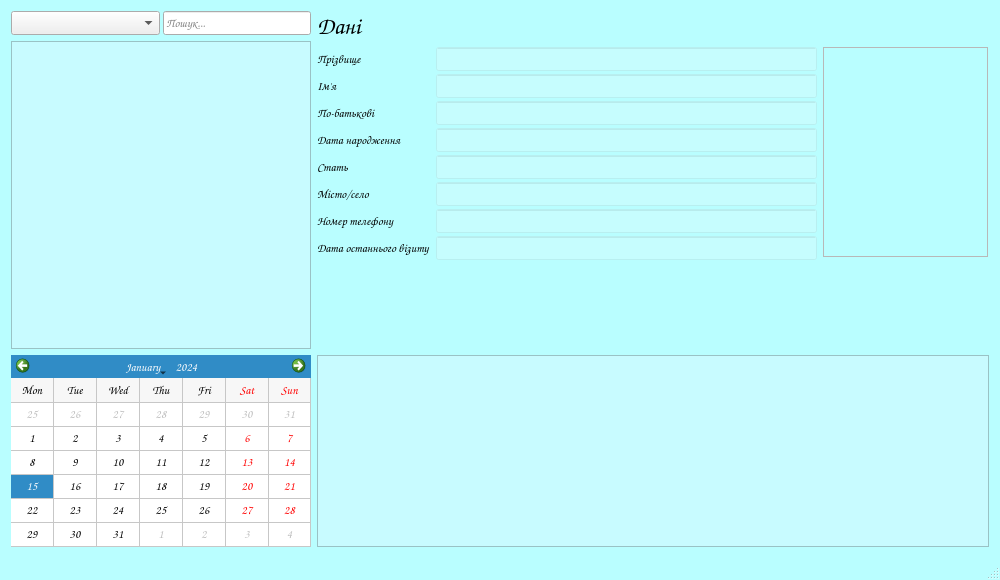
Qt form mainwindow.ui (moz6go/NesterDentalClinic) before a commit.
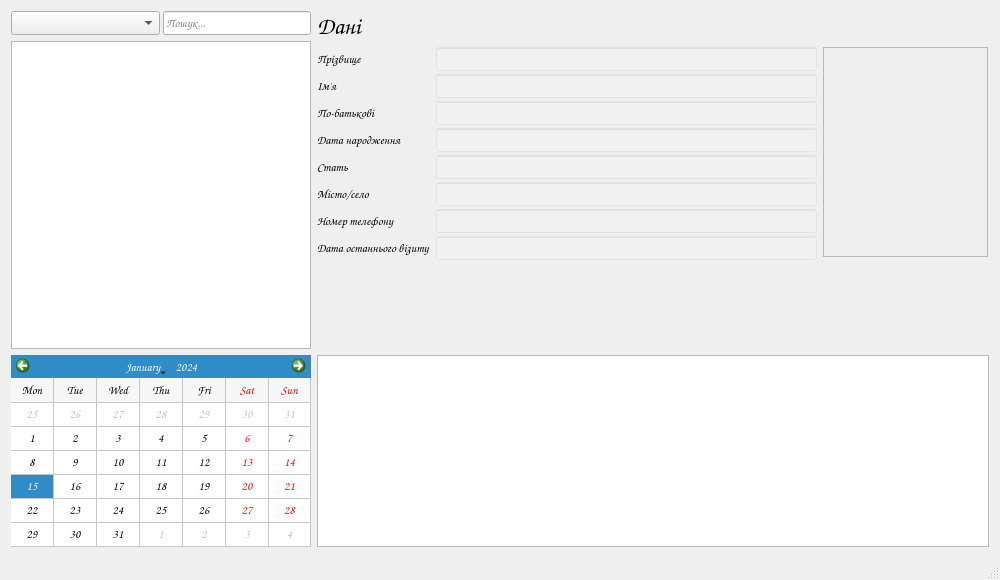
The same form after that commit. Icons and pictures are not drawn.

Diff of the .ui file:
```diff
--- a/mainwindow.ui
+++ b/mainwindow.ui
@@ -32,9 +32,7 @@
    <string/>
   </property>
   <property name="styleSheet">
-   <string notr="true"> QMainWindow {
-     background-color: rgb(185,254,255);
- }</string>
+   <string notr="true"/>
   </property>
   <widget class="QWidget" name="centralWidget">
    <layout class="QGridLayout" name="gridLayout">
@@ -92,6 +90,9 @@
             <property name="placeholderText">
              <string>Пошук...</string>
             </property>
+            <property name="clearButtonEnabled">
+             <bool>true</bool>
+            </property>
            </widget>
           </item>
          </layout>
@@ -122,9 +123,6 @@
             <pointsize>9</pointsize>
            </font>
           </property>
-          <property name="styleSheet">
-           <string notr="true"> QTableView { background-color: rgb(200, 251, 255) }</string>
-          </property>
          </widget>
         </item>
        </layout>
@@ -187,6 +185,7 @@
               <property name="font">
                <font>
                 <family>Comic Sans MS</family>
+                <pointsize>9</pointsize>
                </font>
               </property>
               <property name="styleSheet">
@@ -217,6 +216,7 @@
               <property name="font">
                <font>
                 <family>Comic Sans MS</family>
+                <pointsize>9</pointsize>
                </font>
               </property>
               <property name="styleSheet">
@@ -247,6 +247,7 @@
               <property name="font">
                <font>
                 <family>Comic Sans MS</family>
+                <pointsize>9</pointsize>
                </font>
               </property>
               <property name="styleSheet">
@@ -277,6 +278,7 @@
               <property name="font">
                <font>
                 <family>Comic Sans MS</family>
+                <pointsize>9</pointsize>
                </font>
               </property>
               <property name="styleSheet">
@@ -307,6 +309,7 @@
               <property name="font">
                <font>
                 <family>Comic Sans MS</family>
+                <pointsize>9</pointsize>
                </font>
               </property>
               <property name="styleSheet">
@@ -337,6 +340,7 @@
               <property name="font">
                <font>
                 <family>Comic Sans MS</family>
+                <pointsize>9</pointsize>
                </font>
               </property>
               <property name="styleSheet">
@@ -367,6 +371,7 @@
               <property name="font">
                <font>
                 <family>Comic Sans MS</family>
+                <pointsize>9</pointsize>
                </font>
               </property>
               <property name="styleSheet">
@@ -403,6 +408,7 @@
               <property name="font">
                <font>
                 <family>Comic Sans MS</family>
+                <pointsize>9</pointsize>
                </font>
               </property>
               <property name="styleSheet">
@@ -490,6 +496,24 @@
               </property>
               <item>
                <widget class="QPushButton" name="visit_journal_pb">
+                <property name="sizePolicy">
+                 <sizepolicy hsizetype="Expanding" vsizetype="Fixed">
+                  <horstretch>0</horstretch>
+                  <verstretch>0</verstretch>
+                 </sizepolicy>
+                </property>
+                <property name="minimumSize">
+                 <size>
+                  <width>0</width>
+                  <height>0</height>
+                 </size>
+                </property>
+                <property name="sizeIncrement">
+                 <size>
+                  <width>0</width>
+                  <height>0</height>
+                 </size>
+                </property>
                 <property name="font">
                  <font>
                   <family>Comic Sans MS</family>
@@ -524,6 +548,24 @@
               </item>
               <item>
                <widget class="QPushButton" name="toot_card_pb">
+                <property name="sizePolicy">
+                 <sizepolicy hsizetype="Expanding" vsizetype="Fixed">
+                  <horstretch>0</horstretch>
+                  <verstretch>0</verstretch>
+                 </sizepolicy>
+                </property>
+                <property name="minimumSize">
+                 <size>
+                  <width>0</width>
+                  <height>0</height>
+                 </size>
+                </property>
+                <property name="sizeIncrement">
+                 <size>
+                  <width>0</width>
+                  <height>0</height>
+                 </size>
+                </property>
                 <property name="font">
                  <font>
                   <family>Comic Sans MS</family>
@@ -558,6 +600,24 @@
               </item>
               <item>
                <widget class="QPushButton" name="edit_client_pb">
+                <property name="sizePolicy">
+                 <sizepolicy hsizetype="Expanding" vsizetype="Fixed">
+                  <horstretch>0</horstretch>
+                  <verstretch>0</verstretch>
+                 </sizepolicy>
+                </property>
+                <property name="minimumSize">
+                 <size>
+                  <width>0</width>
+                  <height>0</height>
+                 </size>
+                </property>
+                <property name="sizeIncrement">
+                 <size>
+                  <width>0</width>
+                  <height>0</height>
+                 </size>
+                </property>
                 <property name="font">
                  <font>
                   <family>Comic Sans MS</family>
@@ -695,9 +755,6 @@
           <pointsize>9</pointsize>
          </font>
         </property>
-        <property name="styleSheet">
-         <string notr="true"> QTableWidget {   background-color: rgb(200, 251, 255) ; }</string>
-        </property>
        </widget>
       </item>
      </layout>
```
Left out of the diff: 20 changed lines with no effect on the pictures.
